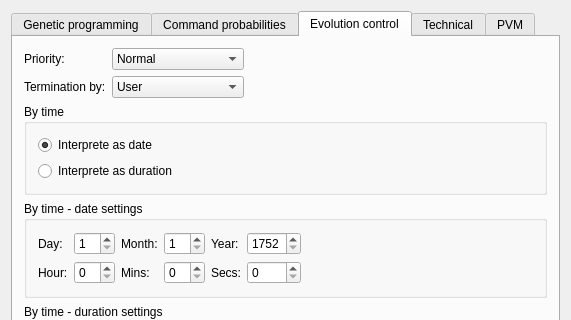
First picture: the form in x/kdesigelSources.1.3/kdesigel/kdesigel/ui/SIGEL_MasterUI/SIG_GPParameterBase.ui, repository jayMcBee/sigel-evolutionary-walking-robots, before the edit; both pictures show x 0 to 571 and y 0 to 320 of the 571 by 574 pixel window.
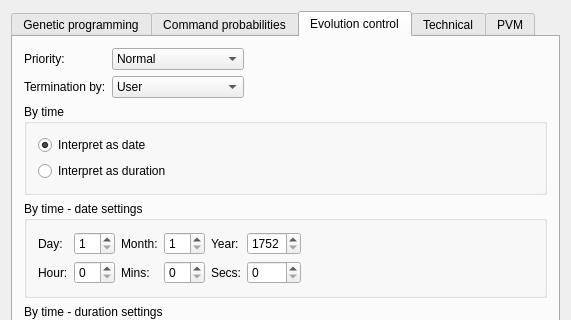
Second picture: the form after the edit. The open tabs and pages were chosen to show the change. Icons and pictures are not drawn.

```diff
--- a/x/kdesigelSources.1.3/kdesigel/kdesigel/ui/SIGEL_MasterUI/SIG_GPParameterBase.ui
+++ b/x/kdesigelSources.1.3/kdesigel/kdesigel/ui/SIGEL_MasterUI/SIG_GPParameterBase.ui
@@ -1301,7 +1301,7 @@
                     <item>
                       <widget class="QRadioButton" name="radiobuttonInterpreteAsDate">
                         <property name="text">
-                          <string>Interprete as date</string>
+                          <string>Interpret as date</string>
                         </property>
                         <property name="checked">
                           <bool>true</bool>
@@ -1311,7 +1311,7 @@
                     <item>
                       <widget class="QRadioButton" name="radiobuttonInterpreteAsDuration">
                         <property name="text">
-                          <string>Interprete as duration</string>
+                          <string>Interpret as duration</string>
                         </property>
                       </widget>
                     </item>
```
Left out of the diff: 2 changed lines with no effect on the pictures.
